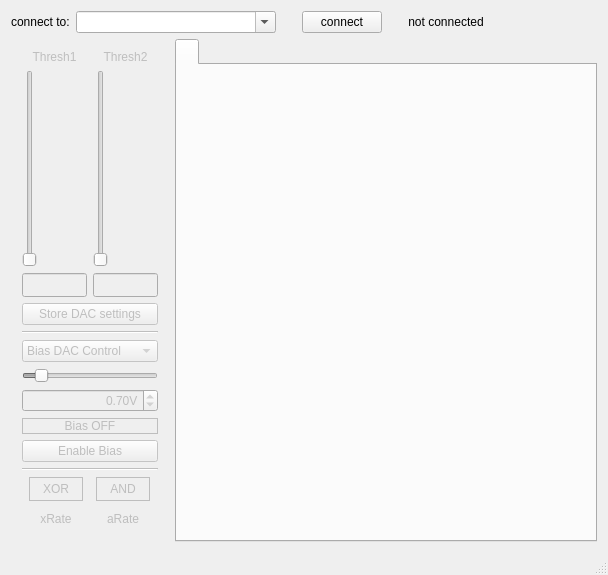
Qt form source/gui/src/mainwindow.ui (MuonPi/muondetector) before a commit.
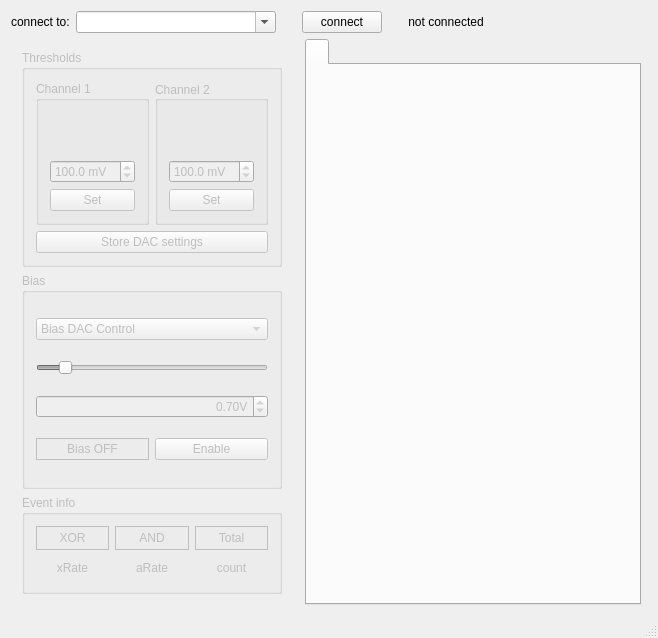
The same form after that commit. Custom widgets are drawn as their Qt base class.

Commit message: Updated GUI to use QwtSlider and QDoubleSpinBox instead of QLineEdit and QSlider

The edit to the form file:
```diff
--- a/source/gui/src/mainwindow.ui
+++ b/source/gui/src/mainwindow.ui
@@ -9,8 +9,8 @@
    <rect>
     <x>0</x>
     <y>0</y>
-    <width>608</width>
-    <height>575</height>
+    <width>658</width>
+    <height>638</height>
    </rect>
   </property>
   <property name="windowTitle">
@@ -27,375 +27,7 @@
     </sizepolicy>
    </property>
    <layout class="QGridLayout" name="gridLayout">
-    <item row="1" column="0">
-     <widget class="QWidget" name="controlWidget" native="true">
-      <property name="enabled">
-       <bool>false</bool>
-      </property>
-      <layout class="QVBoxLayout" name="verticalLayout_3">
-       <item>
-        <layout class="QVBoxLayout" name="verticalLayout_2">
-         <item>
-          <layout class="QHBoxLayout" name="horizontalLayout_2">
-           <item>
-            <layout class="QVBoxLayout" name="discr1Layout">
-             <item>
-              <widget class="QLabel" name="discr1Label">
-               <property name="sizePolicy">
-                <sizepolicy hsizetype="Preferred" vsizetype="Preferred">
-                 <horstretch>0</horstretch>
-                 <verstretch>0</verstretch>
-                </sizepolicy>
-               </property>
-               <property name="minimumSize">
-                <size>
-                 <width>53</width>
-                 <height>0</height>
-                </size>
-               </property>
-               <property name="text">
-                <string>Thresh1</string>
-               </property>
-               <property name="alignment">
-                <set>Qt::AlignCenter</set>
-               </property>
-              </widget>
-             </item>
-             <item>
-              <widget class="QSlider" name="discr1Slider">
-               <property name="accessibleName">
-                <string/>
-               </property>
-               <property name="maximum">
-                <number>8191</number>
-               </property>
-               <property name="orientation">
-                <enum>Qt::Vertical</enum>
-               </property>
-              </widget>
-             </item>
-             <item>
-              <widget class="QLineEdit" name="discr1Edit">
-               <property name="sizePolicy">
-                <sizepolicy hsizetype="Ignored" vsizetype="Fixed">
-                 <horstretch>0</horstretch>
-                 <verstretch>0</verstretch>
-                </sizepolicy>
-               </property>
-               <property name="minimumSize">
-                <size>
-                 <width>65</width>
-                 <height>24</height>
-                </size>
-               </property>
-               <property name="baseSize">
-                <size>
-                 <width>51</width>
-                 <height>0</height>
-                </size>
-               </property>
-               <property name="alignment">
-                <set>Qt::AlignCenter</set>
-               </property>
-              </widget>
-             </item>
-            </layout>
-           </item>
-           <item>
-            <layout class="QVBoxLayout" name="discr2Layout">
-             <item>
-              <widget class="QLabel" name="discr2Label">
-               <property name="sizePolicy">
-                <sizepolicy hsizetype="Preferred" vsizetype="Preferred">
-                 <horstretch>0</horstretch>
-                 <verstretch>0</verstretch>
-                </sizepolicy>
-               </property>
-               <property name="minimumSize">
-                <size>
-                 <width>53</width>
-                 <height>0</height>
-                </size>
-               </property>
-               <property name="text">
-                <string>Thresh2</string>
-               </property>
-               <property name="alignment">
-                <set>Qt::AlignCenter</set>
-               </property>
-              </widget>
-             </item>
-             <item>
-              <widget class="QSlider" name="discr2Slider">
-               <property name="maximum">
-                <number>8191</number>
-               </property>
-               <property name="orientation">
-                <enum>Qt::Vertical</enum>
-               </property>
-              </widget>
-             </item>
-             <item>
-              <widget class="QLineEdit" name="discr2Edit">
-               <property name="enabled">
-                <bool>false</bool>
-               </property>
-               <property name="sizePolicy">
-                <sizepolicy hsizetype="Ignored" vsizetype="Fixed">
-                 <horstretch>0</horstretch>
-                 <verstretch>0</verstretch>
-                </sizepolicy>
-               </property>
-               <property name="minimumSize">
-                <size>
-                 <width>65</width>
-                 <height>24</height>
-                </size>
-               </property>
-               <property name="baseSize">
-                <size>
-                 <width>51</width>
-                 <height>0</height>
-                </size>
-               </property>
-               <property name="alignment">
-                <set>Qt::AlignCenter</set>
-               </property>
-              </widget>
-             </item>
-            </layout>
-           </item>
-          </layout>
-         </item>
-         <item>
-          <widget class="QPushButton" name="saveDacButton">
-           <property name="text">
-            <string>Store DAC settings</string>
-           </property>
-          </widget>
-         </item>
-         <item>
-          <layout class="QVBoxLayout" name="verticalLayout">
-           <item>
-            <widget class="Line" name="line">
-             <property name="orientation">
-              <enum>Qt::Horizontal</enum>
-             </property>
-            </widget>
-           </item>
-           <item>
-            <widget class="QComboBox" name="biasControlTypeComboBox">
-             <item>
-              <property name="text">
-               <string>Bias DAC Control</string>
-              </property>
-             </item>
-             <item>
-              <property name="text">
-               <string>Bias Voltage</string>
-              </property>
-             </item>
-            </widget>
-           </item>
-           <item>
-            <widget class="QSlider" name="biasVoltageSlider">
-             <property name="sizePolicy">
-              <sizepolicy hsizetype="Preferred" vsizetype="Fixed">
-               <horstretch>0</horstretch>
-               <verstretch>0</verstretch>
-              </sizepolicy>
-             </property>
-             <property name="value">
-              <number>10</number>
-             </property>
-             <property name="orientation">
-              <enum>Qt::Horizontal</enum>
-             </property>
-            </widget>
-           </item>
-           <item>
-            <widget class="QDoubleSpinBox" name="biasVoltageDoubleSpinBox">
-             <property name="alignment">
-              <set>Qt::AlignRight|Qt::AlignTrailing|Qt::AlignVCenter</set>
-             </property>
-             <property name="suffix">
-              <string>V</string>
-             </property>
-             <property name="maximum">
-              <double>3.300000000000000</double>
-             </property>
-             <property name="singleStep">
-              <double>0.010000000000000</double>
-             </property>
-             <property name="value">
-              <double>0.700000000000000</double>
-             </property>
-            </widget>
-           </item>
-          </layout>
-         </item>
-         <item>
-          <widget class="QLabel" name="biasPowerLabel">
-           <property name="frameShape">
-            <enum>QFrame::Box</enum>
-           </property>
-           <property name="text">
-            <string>Bias OFF</string>
-           </property>
-           <property name="alignment">
-            <set>Qt::AlignCenter</set>
-           </property>
-          </widget>
-         </item>
-         <item>
-          <widget class="QPushButton" name="biasPowerButton">
-           <property name="text">
-            <string>Enable Bias</string>
-           </property>
-          </widget>
-         </item>
-         <item>
-          <widget class="Line" name="line_3">
-           <property name="orientation">
-            <enum>Qt::Horizontal</enum>
-           </property>
-          </widget>
-         </item>
-         <item>
-          <layout class="QHBoxLayout" name="horizontalLayout_3">
-           <item>
-            <widget class="QLabel" name="XORHit">
-             <property name="sizePolicy">
-              <sizepolicy hsizetype="Fixed" vsizetype="Fixed">
-               <horstretch>54</horstretch>
-               <verstretch>24</verstretch>
-              </sizepolicy>
-             </property>
-             <property name="minimumSize">
-              <size>
-               <width>54</width>
-               <height>24</height>
-              </size>
-             </property>
-             <property name="frameShape">
-              <enum>QFrame::Box</enum>
-             </property>
-             <property name="text">
-              <string>XOR</string>
-             </property>
-             <property name="alignment">
-              <set>Qt::AlignCenter</set>
-             </property>
-            </widget>
-           </item>
-           <item>
-            <widget class="QLabel" name="ANDHit">
-             <property name="sizePolicy">
-              <sizepolicy hsizetype="Fixed" vsizetype="Fixed">
-               <horstretch>54</horstretch>
-               <verstretch>24</verstretch>
-              </sizepolicy>
-             </property>
-             <property name="minimumSize">
-              <size>
-               <width>54</width>
-               <height>24</height>
-              </size>
-             </property>
-             <property name="frameShape">
-              <enum>QFrame::Box</enum>
-             </property>
-             <property name="text">
-              <string>AND</string>
-             </property>
-             <property name="alignment">
-              <set>Qt::AlignCenter</set>
-             </property>
-            </widget>
-           </item>
-          </layout>
-         </item>
-         <item>
-          <layout class="QHBoxLayout" name="horizontalLayout_5">
-           <item>
-            <widget class="QLabel" name="rate1">
-             <property name="sizePolicy">
-              <sizepolicy hsizetype="Fixed" vsizetype="Fixed">
-               <horstretch>54</horstretch>
-               <verstretch>24</verstretch>
-              </sizepolicy>
-             </property>
-             <property name="minimumSize">
-              <size>
-               <width>54</width>
-               <height>24</height>
-              </size>
-             </property>
-             <property name="text">
-              <string>xRate</string>
-             </property>
-             <property name="alignment">
-              <set>Qt::AlignCenter</set>
-             </property>
-            </widget>
-           </item>
-           <item>
-            <widget class="QLabel" name="rate2">
-             <property name="sizePolicy">
-              <sizepolicy hsizetype="Fixed" vsizetype="Fixed">
-               <horstretch>54</horstretch>
-               <verstretch>24</verstretch>
-              </sizepolicy>
-             </property>
-             <property name="minimumSize">
-              <size>
-               <width>54</width>
-               <height>24</height>
-              </size>
-             </property>
-             <property name="text">
-              <string>aRate</string>
-             </property>
-             <property name="alignment">
-              <set>Qt::AlignCenter</set>
-             </property>
-            </widget>
-           </item>
-          </layout>
-         </item>
-        </layout>
-       </item>
-      </layout>
-     </widget>
-    </item>
-    <item row="1" column="1">
-     <widget class="QTabWidget" name="tabWidget">
-      <property name="enabled">
-       <bool>false</bool>
-      </property>
-      <property name="sizePolicy">
-       <sizepolicy hsizetype="Expanding" vsizetype="Expanding">
-        <horstretch>0</horstretch>
-        <verstretch>0</verstretch>
-       </sizepolicy>
-      </property>
-      <property name="maximumSize">
-       <size>
-        <width>16777215</width>
-        <height>16777215</height>
-       </size>
-      </property>
-      <property name="usesScrollButtons">
-       <bool>true</bool>
-      </property>
-      <widget class="QWidget" name="widget">
-       <attribute name="title">
-        <string/>
-       </attribute>
-      </widget>
-     </widget>
-    </item>
-    <item row="0" column="0" colspan="2">
+    <item row="0" column="0" colspan="4">
      <layout class="QHBoxLayout" name="horizontalLayout">
       <item>
        <widget class="QLabel" name="ipLabel">
@@ -496,6 +128,397 @@
       </item>
      </layout>
     </item>
+    <item row="1" column="0">
+     <widget class="QWidget" name="controlWidget" native="true">
+      <property name="enabled">
+       <bool>false</bool>
+      </property>
+      <layout class="QVBoxLayout" name="verticalLayout_3">
+       <item>
+        <widget class="QGroupBox" name="groupBox">
+         <property name="title">
+          <string>Thresholds</string>
+         </property>
+         <layout class="QGridLayout" name="gridLayout_2">
+          <item row="1" column="0" colspan="2">
+           <widget class="QPushButton" name="saveDacButton">
+            <property name="text">
+             <string>Store DAC settings</string>
+            </property>
+           </widget>
+          </item>
+          <item row="0" column="0">
+           <widget class="QGroupBox" name="groupBox_4">
+            <property name="title">
+             <string>Channel 1</string>
+            </property>
+            <layout class="QVBoxLayout" name="verticalLayout">
+             <item>
+              <widget class="QwtSlider" name="discr1Slider">
+               <property name="upperBound">
+                <double>1000.000000000000000</double>
+               </property>
+               <property name="value">
+                <double>100.000000000000000</double>
+               </property>
+               <property name="totalSteps">
+                <UInt>2000</UInt>
+               </property>
+               <property name="scalePosition">
+                <enum>QwtSlider::TrailingScale</enum>
+               </property>
+              </widget>
+             </item>
+             <item>
+              <widget class="QDoubleSpinBox" name="discr1Edit">
+               <property name="suffix">
+                <string> mV</string>
+               </property>
+               <property name="decimals">
+                <number>1</number>
+               </property>
+               <property name="maximum">
+                <double>1000.000000000000000</double>
+               </property>
+               <property name="singleStep">
+                <double>0.500000000000000</double>
+               </property>
+               <property name="value">
+                <double>100.000000000000000</double>
+               </property>
+              </widget>
+             </item>
+             <item>
+              <widget class="QPushButton" name="discr1Save">
+               <property name="text">
+                <string>Set</string>
+               </property>
+              </widget>
+             </item>
+            </layout>
+           </widget>
+          </item>
+          <item row="0" column="1">
+           <widget class="QGroupBox" name="groupBox_5">
+            <property name="title">
+             <string>Channel 2</string>
+            </property>
+            <property name="alignment">
+             <set>Qt::AlignLeading|Qt::AlignLeft|Qt::AlignVCenter</set>
+            </property>
+            <layout class="QVBoxLayout" name="verticalLayout_2">
+             <item>
+              <widget class="QwtSlider" name="discr2Slider">
+               <property name="upperBound">
+                <double>1000.000000000000000</double>
+               </property>
+               <property name="value">
+                <double>100.000000000000000</double>
+               </property>
+               <property name="totalSteps">
+                <UInt>2000</UInt>
+               </property>
+               <property name="scalePosition">
+                <enum>QwtSlider::TrailingScale</enum>
+               </property>
+              </widget>
+             </item>
+             <item>
+              <widget class="QDoubleSpinBox" name="discr2Edit">
+               <property name="suffix">
+                <string> mV</string>
+               </property>
+               <property name="decimals">
+                <number>1</number>
+               </property>
+               <property name="maximum">
+                <double>1000.000000000000000</double>
+               </property>
+               <property name="singleStep">
+                <double>0.500000000000000</double>
+               </property>
+               <property name="value">
+                <double>100.000000000000000</double>
+               </property>
+              </widget>
+             </item>
+             <item>
+              <widget class="QPushButton" name="discr2Save">
+               <property name="text">
+                <string>Set</string>
+               </property>
+              </widget>
+             </item>
+            </layout>
+           </widget>
+          </item>
+         </layout>
+        </widget>
+       </item>
+       <item>
+        <widget class="QGroupBox" name="groupBox_2">
+         <property name="title">
+          <string>Bias</string>
+         </property>
+         <layout class="QGridLayout" name="gridLayout_4">
+          <item row="3" column="0">
+           <widget class="QLabel" name="biasPowerLabel">
+            <property name="frameShape">
+             <enum>QFrame::Box</enum>
+            </property>
+            <property name="text">
+             <string>Bias OFF</string>
+            </property>
+            <property name="alignment">
+             <set>Qt::AlignCenter</set>
+            </property>
+           </widget>
+          </item>
+          <item row="3" column="1">
+           <widget class="QPushButton" name="biasPowerButton">
+            <property name="text">
+             <string>Enable</string>
+            </property>
+           </widget>
+          </item>
+          <item row="2" column="0" colspan="2">
+           <widget class="QDoubleSpinBox" name="biasVoltageDoubleSpinBox">
+            <property name="alignment">
+             <set>Qt::AlignRight|Qt::AlignTrailing|Qt::AlignVCenter</set>
+            </property>
+            <property name="suffix">
+             <string>V</string>
+            </property>
+            <property name="maximum">
+             <double>3.300000000000000</double>
+            </property>
+            <property name="singleStep">
+             <double>0.010000000000000</double>
+            </property>
+            <property name="value">
+             <double>0.700000000000000</double>
+            </property>
+           </widget>
+          </item>
+          <item row="1" column="0" colspan="2">
+           <widget class="QSlider" name="biasVoltageSlider">
+            <property name="sizePolicy">
+             <sizepolicy hsizetype="Preferred" vsizetype="Fixed">
+              <horstretch>0</horstretch>
+              <verstretch>0</verstretch>
+             </sizepolicy>
+            </property>
+            <property name="value">
+             <number>10</number>
+            </property>
+            <property name="orientation">
+             <enum>Qt::Horizontal</enum>
+            </property>
+           </widget>
+          </item>
+          <item row="0" column="0" colspan="2">
+           <widget class="QComboBox" name="biasControlTypeComboBox">
+            <item>
+             <property name="text">
+              <string>Bias DAC Control</string>
+             </property>
+            </item>
+            <item>
+             <property name="text">
+              <string>Bias Voltage</string>
+             </property>
+            </item>
+           </widget>
+          </item>
+         </layout>
+        </widget>
+       </item>
+       <item>
+        <widget class="QGroupBox" name="groupBox_3">
+         <property name="sizePolicy">
+          <sizepolicy hsizetype="Preferred" vsizetype="Maximum">
+           <horstretch>0</horstretch>
+           <verstretch>0</verstretch>
+          </sizepolicy>
+         </property>
+         <property name="title">
+          <string>Event info</string>
+         </property>
+         <layout class="QGridLayout" name="gridLayout_3">
+          <item row="1" column="0">
+           <widget class="QLabel" name="rate1">
+            <property name="sizePolicy">
+             <sizepolicy hsizetype="Preferred" vsizetype="Fixed">
+              <horstretch>0</horstretch>
+              <verstretch>0</verstretch>
+             </sizepolicy>
+            </property>
+            <property name="minimumSize">
+             <size>
+              <width>54</width>
+              <height>24</height>
+             </size>
+            </property>
+            <property name="text">
+             <string>xRate</string>
+            </property>
+            <property name="alignment">
+             <set>Qt::AlignCenter</set>
+            </property>
+           </widget>
+          </item>
+          <item row="0" column="0">
+           <widget class="QLabel" name="XORHit">
+            <property name="sizePolicy">
+             <sizepolicy hsizetype="Preferred" vsizetype="Preferred">
+              <horstretch>0</horstretch>
+              <verstretch>0</verstretch>
+             </sizepolicy>
+            </property>
+            <property name="minimumSize">
+             <size>
+              <width>54</width>
+              <height>24</height>
+             </size>
+            </property>
+            <property name="frameShape">
+             <enum>QFrame::Box</enum>
+            </property>
+            <property name="text">
+             <string>XOR</string>
+            </property>
+            <property name="alignment">
+             <set>Qt::AlignCenter</set>
+            </property>
+           </widget>
+          </item>
+          <item row="0" column="1">
+           <widget class="QLabel" name="ANDHit">
+            <property name="sizePolicy">
+             <sizepolicy hsizetype="Preferred" vsizetype="Preferred">
+              <horstretch>0</horstretch>
+              <verstretch>0</verstretch>
+             </sizepolicy>
+            </property>
+            <property name="minimumSize">
+             <size>
+              <width>54</width>
+              <height>24</height>
+             </size>
+            </property>
+            <property name="frameShape">
+             <enum>QFrame::Box</enum>
+            </property>
+            <property name="text">
+             <string>AND</string>
+            </property>
+            <property name="alignment">
+             <set>Qt::AlignCenter</set>
+            </property>
+           </widget>
+          </item>
+          <item row="1" column="1">
+           <widget class="QLabel" name="rate2">
+            <property name="sizePolicy">
+             <sizepolicy hsizetype="Preferred" vsizetype="Fixed">
+              <horstretch>0</horstretch>
+              <verstretch>0</verstretch>
+             </sizepolicy>
+            </property>
+            <property name="minimumSize">
+             <size>
+              <width>54</width>
+              <height>24</height>
+             </size>
+            </property>
+            <property name="text">
+             <string>aRate</string>
+            </property>
+            <property name="alignment">
+             <set>Qt::AlignCenter</set>
+            </property>
+           </widget>
+          </item>
+          <item row="0" column="2">
+           <widget class="QLabel" name="countLabel">
+            <property name="sizePolicy">
+             <sizepolicy hsizetype="Preferred" vsizetype="Fixed">
+              <horstretch>0</horstretch>
+              <verstretch>0</verstretch>
+             </sizepolicy>
+            </property>
+            <property name="minimumSize">
+             <size>
+              <width>54</width>
+              <height>24</height>
+             </size>
+            </property>
+            <property name="frameShape">
+             <enum>QFrame::Box</enum>
+            </property>
+            <property name="text">
+             <string>Total</string>
+            </property>
+            <property name="alignment">
+             <set>Qt::AlignCenter</set>
+            </property>
+           </widget>
+          </item>
+          <item row="1" column="2">
+           <widget class="QLabel" name="eventCounter">
+            <property name="sizePolicy">
+             <sizepolicy hsizetype="Preferred" vsizetype="Fixed">
+              <horstretch>0</horstretch>
+              <verstretch>0</verstretch>
+             </sizepolicy>
+            </property>
+            <property name="minimumSize">
+             <size>
+              <width>54</width>
+              <height>24</height>
+             </size>
+            </property>
+            <property name="text">
+             <string>count</string>
+            </property>
+            <property name="alignment">
+             <set>Qt::AlignCenter</set>
+            </property>
+           </widget>
+          </item>
+         </layout>
+        </widget>
+       </item>
+      </layout>
+     </widget>
+    </item>
+    <item row="1" column="2">
+     <widget class="QTabWidget" name="tabWidget">
+      <property name="enabled">
+       <bool>false</bool>
+      </property>
+      <property name="sizePolicy">
+       <sizepolicy hsizetype="Expanding" vsizetype="Expanding">
+        <horstretch>1</horstretch>
+        <verstretch>0</verstretch>
+       </sizepolicy>
+      </property>
+      <property name="maximumSize">
+       <size>
+        <width>16777215</width>
+        <height>16777215</height>
+       </size>
+      </property>
+      <property name="usesScrollButtons">
+       <bool>true</bool>
+      </property>
+      <widget class="QWidget" name="widget">
+       <attribute name="title">
+        <string/>
+       </attribute>
+      </widget>
+     </widget>
+    </item>
    </layout>
   </widget>
   <widget class="QStatusBar" name="statusBar"/>
@@ -511,6 +534,13 @@
   </action>
  </widget>
  <layoutdefault spacing="6" margin="11"/>
+ <customwidgets>
+  <customwidget>
+   <class>QwtSlider</class>
+   <extends>QWidget</extends>
+   <header>qwt_slider.h</header>
+  </customwidget>
+ </customwidgets>
  <resources/>
  <connections/>
 </ui>
```
Left out of the diff: 67 changed lines with no effect on the pictures. The commit also changes 2 other files.
